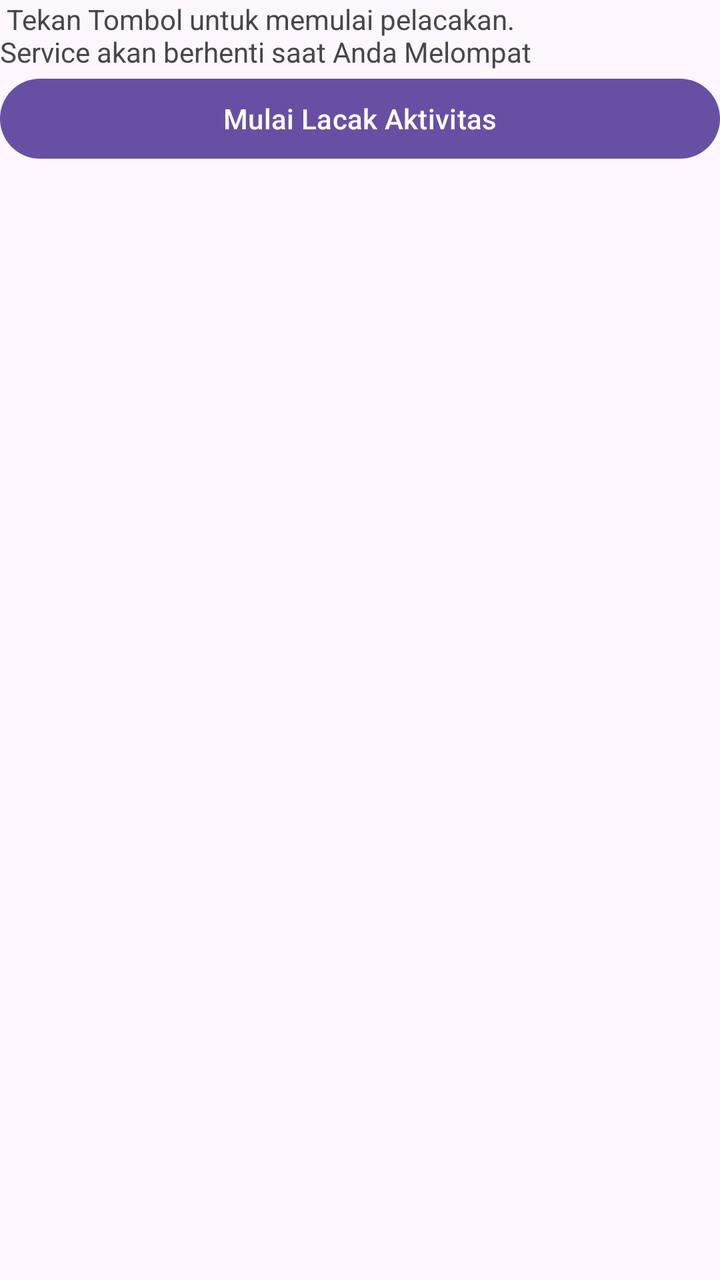
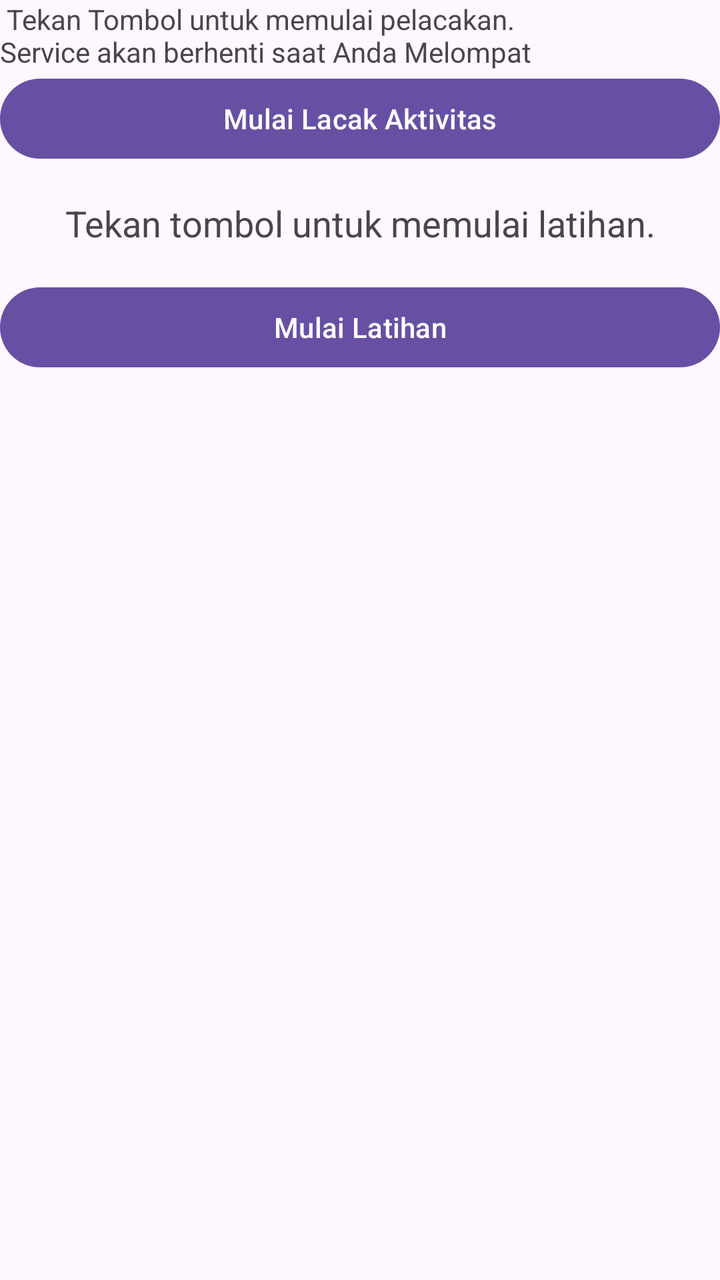

Compare the two renders of this Android layout. The source of the first and the diff that turns it into the second are given below.
<!-- AndroidManifest.xml: application theme Theme.BackgroundServices -->
<!-- res/layout/activity_main.xml -->
<?xml version="1.0" encoding="utf-8"?>
<LinearLayout
    xmlns:android="http://schemas.android.com/apk/res/android"
    xmlns:app="http://schemas.android.com/apk/res-auto"
    xmlns:tools="http://schemas.android.com/tools"
    android:id="@+id/main"
    android:layout_width="wrap_content"
    android:layout_height="wrap_content"
    android:layout_gravity="center"
    android:orientation="vertical"
    tools:context=".MainActivity">

    <TextView
        android:layout_width="match_parent"
        android:layout_height="wrap_content"
        android:id="@+id/txtstatus"
        android:text=" Tekan Tombol untuk memulai pelacakan. \nService akan berhenti saat Anda Melompat" />

    <Button
        android:layout_width="match_parent"
        android:layout_height="wrap_content"
        android:id="@+id/btnStart"
        android:text="Mulai Lacak Aktivitas" />

</LinearLayout>
<!-- resources referenced by this layout -->
<resources>
  <style name="Theme.BackgroundServices" parent="Base.Theme.BackgroundServices" />
  <style name="Base.Theme.BackgroundServices" parent="Theme.Material3.DayNight.NoActionBar">
          
          
      </style>
</resources>

<!-- the commit's change to res/layout/activity_main.xml (unified diff, before → after) -->
@@ -22,4 +22,19 @@
         android:id="@+id/btnStart"
         android:text="Mulai Lacak Aktivitas" />
 
+    <TextView
+        android:id="@+id/statustextview"
+        android:layout_width="match_parent"
+        android:layout_height="wrap_content"
+        android:gravity="center"
+        android:padding="16dp"
+        android:text="Tekan tombol untuk memulai latihan."
+        android:textSize="18sp" />
+
+    <Button
+        android:id="@+id/btnStartLatihan"
+        android:layout_width="match_parent"
+        android:layout_height="wrap_content"
+        android:text="Mulai Latihan" />
+
 </LinearLayout>
